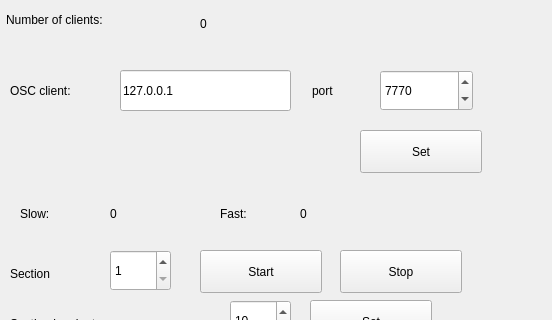
Above: mainwindow.ui from tarmoj/PNP2020-server before the change; both pictures show x 0 to 552 and y 0 to 320 of the 552 by 652 pixel window. Below: the same form after it.
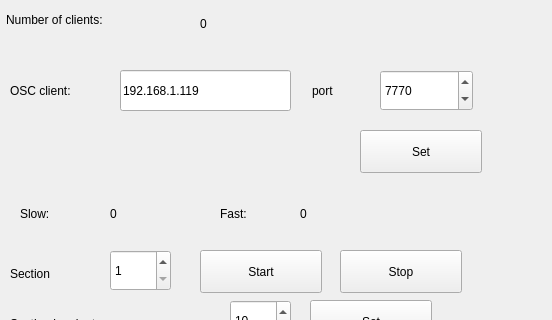
That is the form after the change.

The edit to the form file:
```diff
--- a/mainwindow.ui
+++ b/mainwindow.ui
@@ -80,7 +80,7 @@
      </rect>
     </property>
     <property name="text">
-     <string>127.0.0.1</string>
+     <string>192.168.1.119</string>
     </property>
    </widget>
    <widget class="QLabel" name="label_3">
```
